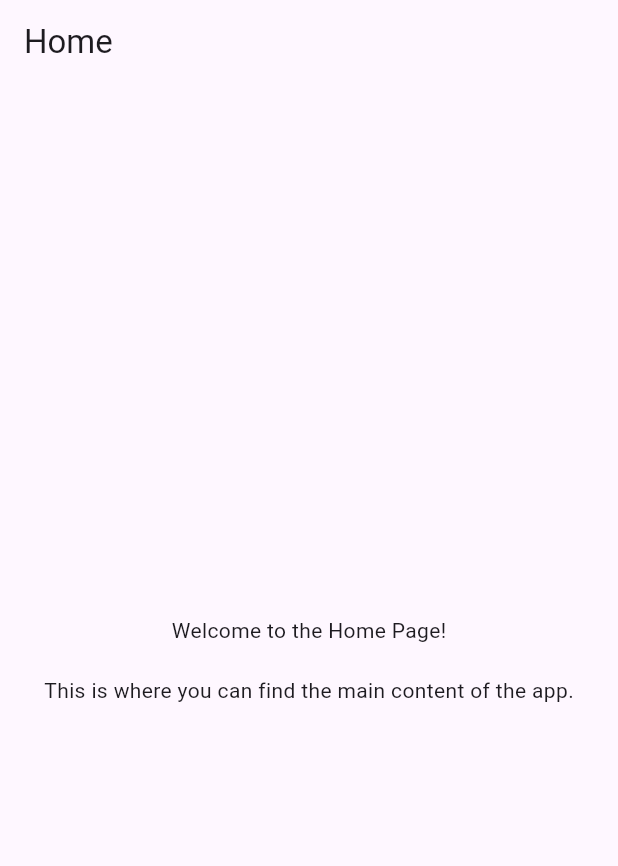
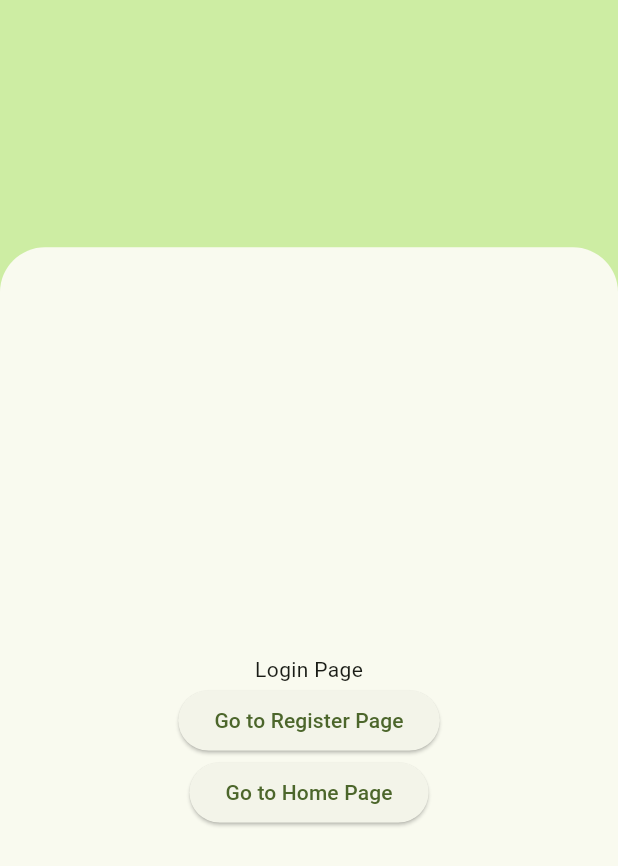
Before and after one commit to roswer13/verbsnap, a Flutter app: the screen it shows after launch, on a phone screen of 412 x 824 dp. Shown: the top 866 px of the screen. Run offline on Flutter 3.47's test engine with Material 3 defaults, Android fonts, the phone set to English and light mode, and no system bars.

Commit message:
feat: theme 🎨
- Create palette color.
- Update theme.
- Test theme in login page.

```diff
--- a/lib/main.dart
+++ b/lib/main.dart
@@ -16,10 +16,10 @@ class MyApp extends StatelessWidget {
   Widget build(BuildContext context) {
     return MaterialApp(
       title: 'Flutter Demo',
-      theme: lightTheme,
-      darkTheme: darkTheme,
+      theme: MaterialTheme(TextTheme()).light(),
+      darkTheme: MaterialTheme(TextTheme()).dark(),
       themeMode: ThemeMode.system,
-      initialRoute: HomePage.routeName,
+      initialRoute: LoginPage.routeName,
       routes: {
         LoginPage.routeName: (_) => const LoginPage(),
         RegisterPage.routeName: (_) => const RegisterPage(),
--- a/lib/src/design/colors.design.dart
+++ b/lib/src/design/colors.design.dart
@@ -1,21 +1,103 @@
 import 'package:flutter/material.dart';
 
-const MaterialColor kMaterialPrimarySwatch =
-    MaterialColor(0xFFAF4B00, <int, Color>{
-      50: Color(0xFFF9EAE6),
-      100: Color(0xFFF9CFBA),
-      200: Color(0xFFF6B18D),
-      300: Color(0xFFF3945F),
-      400: Color(0xFFF07F3A),
-      500: Color(0xFFED6D0F),
-      600: Color(0xFFE3660A),
-      700: Color(0xFFD55F05),
-      800: Color(0xFFC85803),
-      900: Color(0xFFAF4B00),
-    });
+ColorScheme lightScheme() {
+  return const ColorScheme(
+    brightness: Brightness.light,
+    primary: Color(0xff4c662b),
+    surfaceTint: Color(0xff4c662b),
+    onPrimary: Color(0xffffffff),
+    primaryContainer: Color(0xffcdeda3),
+    onPrimaryContainer: Color(0xff354e16),
+    secondary: Color(0xff586249),
+    onSecondary: Color(0xffffffff),
+    secondaryContainer: Color(0xffdce7c8),
+    onSecondaryContainer: Color(0xff404a33),
+    tertiary: Color(0xff386663),
+    onTertiary: Color(0xffffffff),
+    tertiaryContainer: Color(0xffbcece7),
+    onTertiaryContainer: Color(0xff1f4e4b),
+    error: Color(0xffba1a1a),
+    onError: Color(0xffffffff),
+    errorContainer: Color(0xffffdad6),
+    onErrorContainer: Color(0xff93000a),
+    surface: Color(0xfff9faef),
+    onSurface: Color(0xff1a1c16),
+    onSurfaceVariant: Color(0xff44483d),
+    outline: Color(0xff75796c),
+    outlineVariant: Color(0xffc5c8ba),
+    shadow: Color(0xff000000),
+    scrim: Color(0xff000000),
+    inverseSurface: Color(0xff2f312a),
+    inversePrimary: Color(0xffb1d18a),
+    primaryFixed: Color(0xffcdeda3),
+    onPrimaryFixed: Color(0xff102000),
+    primaryFixedDim: Color(0xffb1d18a),
+    onPrimaryFixedVariant: Color(0xff354e16),
+    secondaryFixed: Color(0xffdce7c8),
+    onSecondaryFixed: Color(0xff151e0b),
+    secondaryFixedDim: Color(0xffbfcbad),
+    onSecondaryFixedVariant: Color(0xff404a33),
+    tertiaryFixed: Color(0xffbcece7),
+    onTertiaryFixed: Color(0xff00201e),
+    tertiaryFixedDim: Color(0xffa0d0cb),
+    onTertiaryFixedVariant: Color(0xff1f4e4b),
+    surfaceDim: Color(0xffdadbd0),
+    surfaceBright: Color(0xfff9faef),
+    surfaceContainerLowest: Color(0xffffffff),
+    surfaceContainerLow: Color(0xfff3f4e9),
+    surfaceContainer: Color(0xffeeefe3),
+    surfaceContainerHigh: Color(0xffe8e9de),
+    surfaceContainerHighest: Color(0xffe2e3d8),
+  );
+}
 
-// Useless method but we need at least one method
-// to be called for coverage report to be generated...
-MaterialColor getMaterialPrimarySwatch() {
-  return kMaterialPrimarySwatch;
+ColorScheme darkScheme() {
+  return const ColorScheme(
+    brightness: Brightness.dark,
+    primary: Color(0xffb1d18a),
+    surfaceTint: Color(0xffb1d18a),
+    onPrimary: Color(0xff1f3701),
+    primaryContainer: Color(0xff354e16),
+    onPrimaryContainer: Color(0xffcdeda3),
+    secondary: Color(0xffbfcbad),
+    onSecondary: Color(0xff2a331e),
+    secondaryContainer: Color(0xff404a33),
+    onSecondaryContainer: Color(0xffdce7c8),
+    tertiary: Color(0xffa0d0cb),
+    onTertiary: Color(0xff003735),
+    tertiaryContainer: Color(0xff1f4e4b),
+    onTertiaryContainer: Color(0xffbcece7),
+    error: Color(0xffffb4ab),
+    onError: Color(0xff690005),
+    errorContainer: Color(0xff93000a),
+    onErrorContainer: Color(0xffffdad6),
+    surface: Color(0xff12140e),
+    onSurface: Color(0xffe2e3d8),
+    onSurfaceVariant: Color(0xffc5c8ba),
+    outline: Color(0xff8f9285),
+    outlineVariant: Color(0xff44483d),
+    shadow: Color(0xff000000),
+    scrim: Color(0xff000000),
+    inverseSurface: Color(0xffe2e3d8),
+    inversePrimary: Color(0xff4c662b),
+    primaryFixed: Color(0xffcdeda3),
+    onPrimaryFixed: Color(0xff102000),
+    primaryFixedDim: Color(0xffb1d18a),
+    onPrimaryFixedVariant: Color(0xff354e16),
+    secondaryFixed: Color(0xffdce7c8),
+    onSecondaryFixed: Color(0xff151e0b),
+    secondaryFixedDim: Color(0xffbfcbad),
+    onSecondaryFixedVariant: Color(0xff404a33),
+    tertiaryFixed: Color(0xffbcece7),
+    onTertiaryFixed: Color(0xff00201e),
+    tertiaryFixedDim: Color(0xffa0d0cb),
+    onTertiaryFixedVariant: Color(0xff1f4e4b),
+    surfaceDim: Color(0xff12140e),
+    surfaceBright: Color(0xff383a32),
+    surfaceContainerLowest: Color(0xff0c0f09),
+    surfaceContainerLow: Color(0xff1a1c16),
+    surfaceContainer: Color(0xff1e201a),
+    surfaceContainerHigh: Color(0xff282b24),
+    surfaceContainerHighest: Color(0xff33362e),
+  );
 }
--- a/lib/src/design/theme.dart
+++ b/lib/src/design/theme.dart
@@ -1,12 +1,65 @@
-import 'package:flutter/material.dart';
-import 'package:verbsnap/src/design/design.dart';
+import "package:flutter/material.dart";
+import "package:verbsnap/src/design/design.dart";
 
-final ThemeData lightTheme = ThemeData(primarySwatch: kMaterialPrimarySwatch);
+class MaterialTheme {
+  final TextTheme textTheme;
 
-final ThemeData darkTheme = ThemeData.dark().copyWith(
-  primaryColor: Colors.deepPurple,
-  colorScheme: ColorScheme.fromSwatch(
-    primarySwatch: kMaterialPrimarySwatch,
-    brightness: Brightness.dark,
-  ),
-);
+  const MaterialTheme(this.textTheme);
+
+  ThemeData light() {
+    return theme(lightScheme());
+  }
+
+  ThemeData dark() {
+    return theme(darkScheme());
+  }
+
+  ThemeData theme(ColorScheme colorScheme) => ThemeData(
+    useMaterial3: true,
+    brightness: colorScheme.brightness,
+    colorScheme: colorScheme,
+    textTheme: textTheme.apply(
+      bodyColor: colorScheme.onSurface,
+      displayColor: colorScheme.onSurface,
+    ),
+    scaffoldBackgroundColor: colorScheme.surface,
+    canvasColor: colorScheme.surface,
+  );
+
+  List<ExtendedColor> get extendedColors => [];
+}
+
+class ExtendedColor {
+  final Color seed, value;
+  final ColorFamily light;
+  final ColorFamily lightHighContrast;
+  final ColorFamily lightMediumContrast;
+  final ColorFamily dark;
+  final ColorFamily darkHighContrast;
+  final ColorFamily darkMediumContrast;
+
+  const ExtendedColor({
+    required this.seed,
+    required this.value,
+    required this.light,
+    required this.lightHighContrast,
+    required this.lightMediumContrast,
+    required this.dark,
+    required this.darkHighContrast,
+    required this.darkMediumContrast,
+  });
+}
+
+class ColorFamily {
+  const ColorFamily({
+    required this.color,
+    required this.onColor,
+    required this.colorContainer,
+    required this.onColorContainer,
+  });
+
+  final Color color;
+  final Color onColor;
+  final Color colorContainer;
+  final Color onColorContainer;
+}
--- a/lib/src/presentation/auth/login/login_page.dart
+++ b/lib/src/presentation/auth/login/login_page.dart
@@ -1,4 +1,5 @@
 import 'package:flutter/material.dart';
+import 'package:verbsnap/src/presentation/components/components.dart';
 
 class LoginPage extends StatelessWidget {
   static const String routeName = 'LoginPage';
@@ -7,9 +8,29 @@ class LoginPage extends StatelessWidget {
 
   @override
   Widget build(BuildContext context) {
+    final size = MediaQuery.of(context).size;
+
     return Scaffold(
-      appBar: AppBar(title: const Text('Login')),
-      body: Center(
+      body: Stack(
+        children: <Widget>[
+          const BackgroundColors(),
+          Positioned(
+            top: size.height * 0.2,
+            left: 0,
+            right: 0,
+            bottom: 0,
+            child: Stack(
+              children: [
+                Container(
+                  decoration: BoxDecoration(
+                    color: Theme.of(context).colorScheme.surface,
+                    borderRadius: BorderRadius.only(
+                      topLeft: Radius.circular(30),
+                      topRight: Radius.circular(30),
+                    ),
+                  ),
+                ),
+                Center(
                   child: Column(
                     mainAxisAlignment: MainAxisAlignment.center,
                     children: <Widget>[
@@ -29,6 +50,11 @@ class LoginPage extends StatelessWidget {
                     ],
                   ),
                 ),
+              ],
+            ),
+          ),
+        ],
+      ),
     );
   }
 }
--- /dev/null
+++ b/lib/src/presentation/components/background_colors.dart
@@ -0,0 +1,10 @@
+import 'package:flutter/material.dart';
+
+class BackgroundColors extends StatelessWidget {
+  const BackgroundColors({super.key});
+
+  @override
+  Widget build(BuildContext context) {
+    return Container(color: Theme.of(context).colorScheme.primaryContainer);
+  }
+}
--- /dev/null
+++ b/lib/src/presentation/components/components.dart
@@ -0,0 +1 @@
+export 'background_colors.dart';
```
Lines whose indentation alone changed are shown as unchanged.
